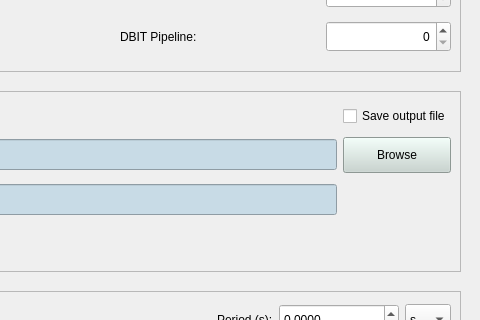
The window that pyctbgui/ui/acquisition.ui (slsdetectorgroup/slsDetectorPackage) describes before a commit, drawn with Qt 5; both pictures show x 390 to 870 and y 279 to 599 of the 870 by 823 pixel window.
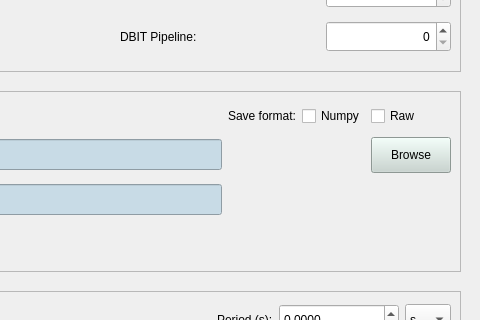
The same window after the commit.

Commit message: add support for saving in numpy

The edit to the form file:
```diff
--- a/pyctbgui/ui/acquisition.ui
+++ b/pyctbgui/ui/acquisition.ui
@@ -628,14 +628,14 @@
       </property>
      </widget>
     </item>
-    <item row="0" column="2">
-     <widget class="QCheckBox" name="checkBoxFileWrite">
+    <item row="0" column="4">
+     <widget class="QCheckBox" name="checkBoxFileWriteRaw">
       <property name="text">
-       <string>Save output file</string>
+       <string>Raw</string>
       </property>
      </widget>
     </item>
-    <item row="1" column="2">
+    <item row="1" column="4">
      <widget class="QPushButton" name="pushButtonFilePath">
       <property name="minimumSize">
        <size>
@@ -680,6 +680,20 @@
       </property>
      </widget>
     </item>
+    <item row="0" column="3">
+     <widget class="QCheckBox" name="checkBoxFileWriteNumpy">
+      <property name="text">
+       <string>Numpy</string>
+      </property>
+     </widget>
+    </item>
+    <item row="0" column="2">
+     <widget class="QLabel" name="label_2">
+      <property name="text">
+       <string>Save format:</string>
+      </property>
+     </widget>
+    </item>
    </layout>
   </widget>
   <widget class="QFrame" name="frame_53">
```
The commit also changes 7 other files.
